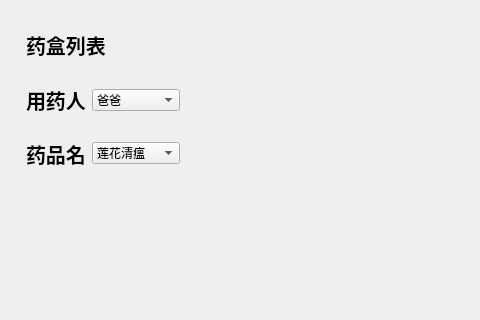
First picture: the form in med_list.ui, repository tongvvv/medicineBox, before the edit; both pictures show x 0 to 480 and y 0 to 320 of the 1000 by 625 pixel window.
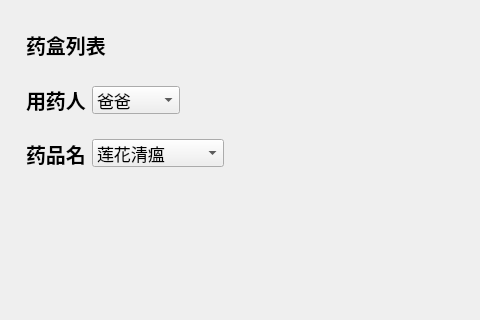
Second picture: the form after the edit.

The edit to the form file:
```diff
--- a/med_list.ui
+++ b/med_list.ui
@@ -119,11 +119,16 @@
       <item>
        <widget class="QComboBox" name="patient_list">
         <property name="sizePolicy">
-         <sizepolicy hsizetype="Ignored" vsizetype="Fixed">
+         <sizepolicy hsizetype="Preferred" vsizetype="Fixed">
           <horstretch>0</horstretch>
           <verstretch>0</verstretch>
          </sizepolicy>
         </property>
+        <property name="font">
+         <font>
+          <pointsize>13</pointsize>
+         </font>
+        </property>
         <item>
          <property name="text">
           <string>爸爸</string>
@@ -189,11 +194,16 @@
       <item>
        <widget class="QComboBox" name="medcine_name">
         <property name="sizePolicy">
-         <sizepolicy hsizetype="Ignored" vsizetype="Fixed">
+         <sizepolicy hsizetype="Preferred" vsizetype="Fixed">
           <horstretch>0</horstretch>
           <verstretch>0</verstretch>
          </sizepolicy>
         </property>
+        <property name="font">
+         <font>
+          <pointsize>13</pointsize>
+         </font>
+        </property>
         <item>
          <property name="text">
           <string>莲花清瘟</string>
```
Left out of the diff: 13 changed lines with no effect on the pictures.
